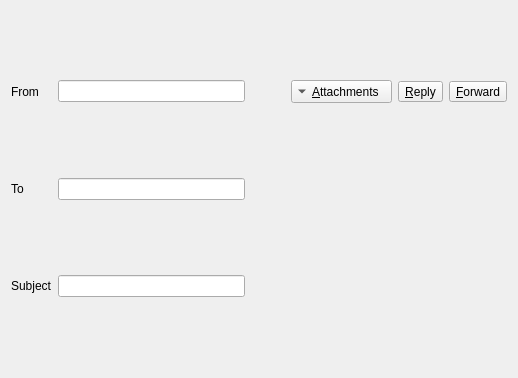
First picture: the form in src/librssguard/services/gmail/gui/emailpreviewer.ui, repository martinrotter/rssguard, before the edit.
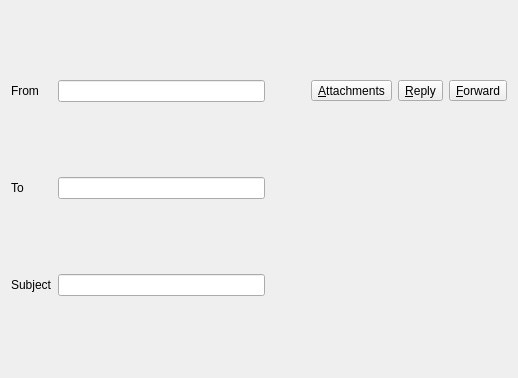
Second picture: the form after the edit.

The edit to the form file:
```diff
--- a/src/librssguard/services/gmail/gui/emailpreviewer.ui
+++ b/src/librssguard/services/gmail/gui/emailpreviewer.ui
@@ -64,9 +64,6 @@
        <property name="toolButtonStyle">
         <enum>Qt::ToolButtonTextBesideIcon</enum>
        </property>
-       <property name="arrowType">
-        <enum>Qt::DownArrow</enum>
-       </property>
       </widget>
      </item>
      <item>
```
